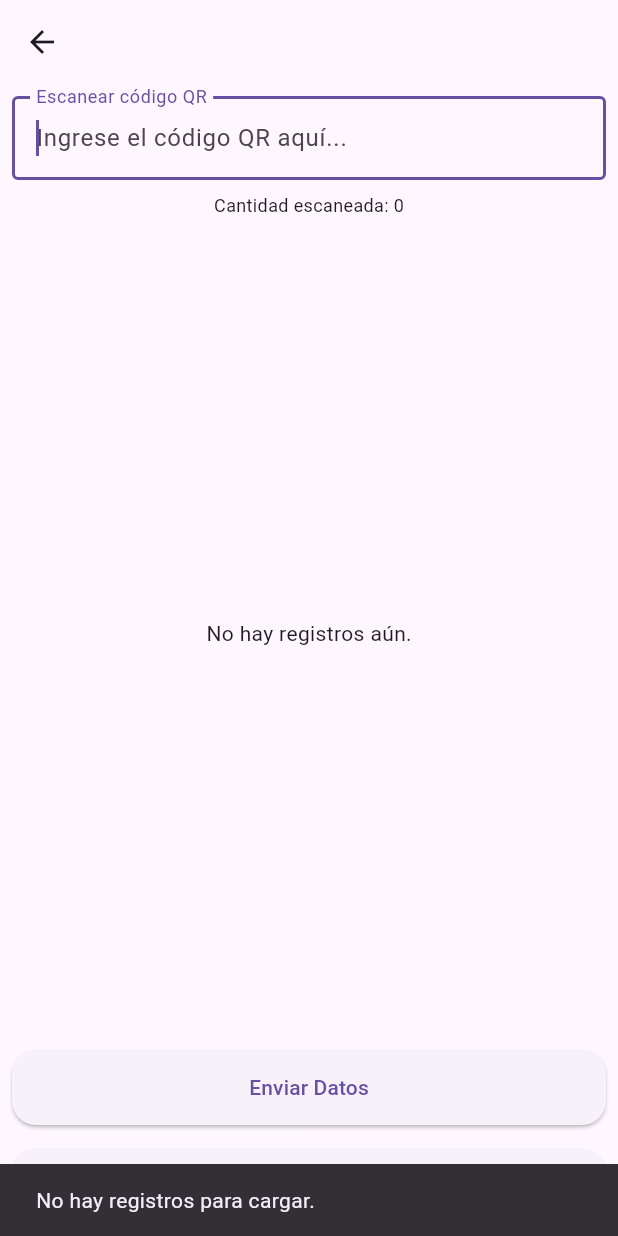
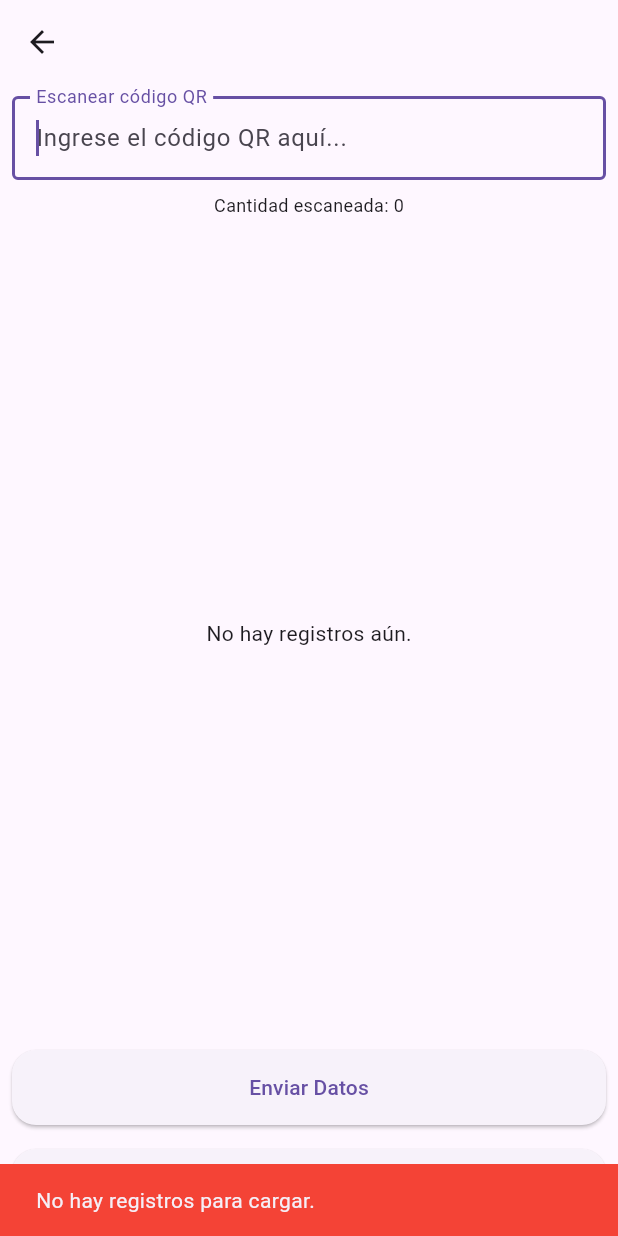
Before and after one commit to devadriancr/scango, a Flutter app: the ScannedMaterialView screen opened directly with empty values, after a tap on "Enviar Datos", on a phone screen of 412 x 824 dp. Run offline on Flutter 3.47's test engine with Material 3 defaults, Android fonts, the phone set to English and light mode, and no system bars; our stand-ins replace flutter_svg, sqflite; accounts and stored records are empty.

Commit message:
Ya va quedando

```diff
--- a/lib/services/api_service.dart
+++ b/lib/services/api_service.dart
@@ -5,13 +5,15 @@ import 'package:scango/models/container/container.dart';
 class ApiService {
   static const String baseUrl =
       // "http://192.168.130.9:8088/index.php/api/containers";
-      "http://10.1.50.10:8000/api/containers";
+      "http://192.168.170.112:8000/api/containers";
   static const String scanUrl =
       // "http://192.168.130.9:8088/index.php/api/scanned-material";
-      "http://10.1.50.10:8000/api/scanned-material";
+      "http://192.168.170.112:8000/api/scanned-material";
   static const String validateUrl =
       // "http://192.168.130.9:8088/index.php/api/check-material";
-      "http://10.1.50.10:8000/api/check-material";
+      "http://192.168.170.112:8000/api/check-material";
+  static const String scanExirUrl =
+      "http://192.168.170.112:8000/api/material-exit";
 
   Future<List<ContainerModel>> fetchContainers() async {
     try {
@@ -81,15 +83,15 @@ class ApiService {
     }
   }
 
-  Future<bool> sendMaterialExit({
-    required String supplier,
-    required String serial,
-    required String partNo,
-    required int partQty,
+  Future<bool> sendMaterialExit(
+    String supplier,
+    String serial,
+    String partNo,
+    int partQty,
     int? containerId,
     String? noOrder,
-  }) async {
-    final url = Uri.parse("http://10.1.50.10:8000/api/material-exit");
+  ) async {
+    final url = Uri.parse(scanExirUrl);
     final headers = {"Content-Type": "application/json"};
     final body = json.encode({
       "supplier": supplier,
@@ -106,12 +108,10 @@ class ApiService {
       if (response.statusCode == 200) {
         return true;
       } else {
-        print("Error: ${response.body}");
         return false;
       }
     } catch (e) {
-      print("Error: $e");
-      return false;
+      throw Exception('Error al conectar con la API: $e');
     }
   }
 }
--- a/lib/services/database_service.dart
+++ b/lib/services/database_service.dart
@@ -179,7 +179,7 @@ class DatabaseService {
 
   Future<void> updateMaterialExitStatus(int id, bool status) async {
     await _database.update(
-      'material_exits',
+      'materials',
       {'status': status ? 1 : 0},
       where: 'id = ?',
       whereArgs: [id],
--- a/lib/views/material_entry/scanned_material_view.dart
+++ b/lib/views/material_entry/scanned_material_view.dart
@@ -61,9 +61,7 @@ class _ScannedMaterialViewState extends State<ScannedMaterialView> {
       });
       print('Registros cargados: ${_records.length}');
     } catch (e) {
-      ScaffoldMessenger.of(context).showSnackBar(
-        SnackBar(content: Text('Error al cargar los registros: $e')),
-      );
+      _showNotification('Error al cargar los registros: $e', isError: true);
     }
   }
 
@@ -78,9 +76,7 @@ class _ScannedMaterialViewState extends State<ScannedMaterialView> {
     );
 
     if (isRegistered) {
-      ScaffoldMessenger.of(context).showSnackBar(
-        const SnackBar(content: Text('Este material ya está registrado.')),
-      );
+      _showNotification('Este material ya está registrado.', isError: true);
     } else {
       await _databaseService.addMaterialEntry(
         containerId: widget.containerId,
@@ -90,9 +86,7 @@ class _ScannedMaterialViewState extends State<ScannedMaterialView> {
         serial: serial,
         noOrder: null,
       );
-      ScaffoldMessenger.of(context).showSnackBar(
-        const SnackBar(content: Text('Datos guardados en la base de datos.')),
-      );
+      _showNotification('Datos guardados en la base de datos.');
       _loadRecords();
     }
   }
@@ -119,32 +113,24 @@ class _ScannedMaterialViewState extends State<ScannedMaterialView> {
 
         if (response) {
           await _databaseService.updateStatus(
-            record['part_no'],
+            record['id'],
             widget.containerId,
           );
         } else {
-          ScaffoldMessenger.of(context).showSnackBar(
-            const SnackBar(content: Text('Error al cargar un escaneo.')),
-          );
+          _showNotification('Error al cargar un escaneo.', isError: true);
           break;
         }
       }
 
       if (recordsToUpload.isNotEmpty) {
-        ScaffoldMessenger.of(context).showSnackBar(
-          const SnackBar(content: Text('Escaneos cargados correctamente.')),
-        );
+        _showNotification('Escaneos cargados correctamente.');
       } else {
-        ScaffoldMessenger.of(context).showSnackBar(
-          const SnackBar(content: Text('No hay registros para cargar.')),
-        );
+        _showNotification('No hay registros para cargar.', isError: true);
       }
 
       _loadRecords();
     } catch (e) {
-      ScaffoldMessenger.of(context).showSnackBar(
-        SnackBar(content: Text('Error al procesar el escaneo: $e')),
-      );
+      _showNotification('Error al procesar el escaneo: $e', isError: true);
     } finally {
       setState(() {
         _isProcessing = false;
@@ -170,10 +156,19 @@ class _ScannedMaterialViewState extends State<ScannedMaterialView> {
       _inputController.clear();
       _focusNode.requestFocus();
     } else {
-      ScaffoldMessenger.of(context).showSnackBar(
-        const SnackBar(content: Text('Formato de entrada inválido.')),
-      );
+      _showNotification('Formato de entrada inválido.', isError: true);
     }
+  }
+
+  /// Muestra notificaciones en pantalla
+  void _showNotification(String message, {bool isError = false}) {
+    ScaffoldMessenger.of(context).showSnackBar(
+      SnackBar(
+        content: Text(message),
+        backgroundColor: isError ? Colors.red : Colors.green,
+        duration: const Duration(seconds: 4),
+      ),
+    );
   }
 
   void _clearFields() {
@@ -208,7 +203,7 @@ class _ScannedMaterialViewState extends State<ScannedMaterialView> {
                 hintText: 'Ingrese el código QR aquí...',
               ),
             ),
-            const SizedBox(height: 8.0), // Espaciado entre input y texto
+            const SizedBox(height: 8.0),
             Text(
               'Cantidad escaneada: ${_records.length}',
               style:
@@ -233,7 +228,6 @@ class _ScannedMaterialViewState extends State<ScannedMaterialView> {
                                 horizontal: 16.0, vertical: 12.0),
                             title: Column(
                               children: [
-                                // Serial en letras negras y centrado
                                 Text(
                                   '${record['supplier']}${record['serial']}',
                                   style: const TextStyle(
@@ -241,7 +235,6 @@ class _ScannedMaterialViewState extends State<ScannedMaterialView> {
                                     fontSize: 16.0,
                                     fontWeight: FontWeight.bold,
                                   ),
-                                  textAlign: TextAlign.center,
                                 ),
                                 const SizedBox(height: 8.0),
                               ],
@@ -265,15 +258,13 @@ class _ScannedMaterialViewState extends State<ScannedMaterialView> {
                                 ),
                               ],
                             ),
-                            onTap: () {
-                              // Acción al hacer clic en la card
-                            },
+                            onTap: () {},
                           ),
                         );
                       },
                     ),
             ),
-            const SizedBox(height: 16.0), // Espaciado entre botones
+            const SizedBox(height: 16.0),
             ElevatedButton(
               onPressed: _isDataSending ? null : _uploadScanData,
               style: ElevatedButton.styleFrom(
@@ -286,7 +277,7 @@ class _ScannedMaterialViewState extends State<ScannedMaterialView> {
                   ? const CircularProgressIndicator()
                   : const Text('Enviar Datos'),
             ),
-            const SizedBox(height: 16.0), // Espaciado entre botones
+            const SizedBox(height: 16.0),
             ElevatedButton(
               onPressed: _isDataSending
                   ? null
```
Also changed, not shown: lib/views/home_view.dart (+11 -1 lines), lib/views/material_exit/production_lines_view.dart (+138 -110 lines).
